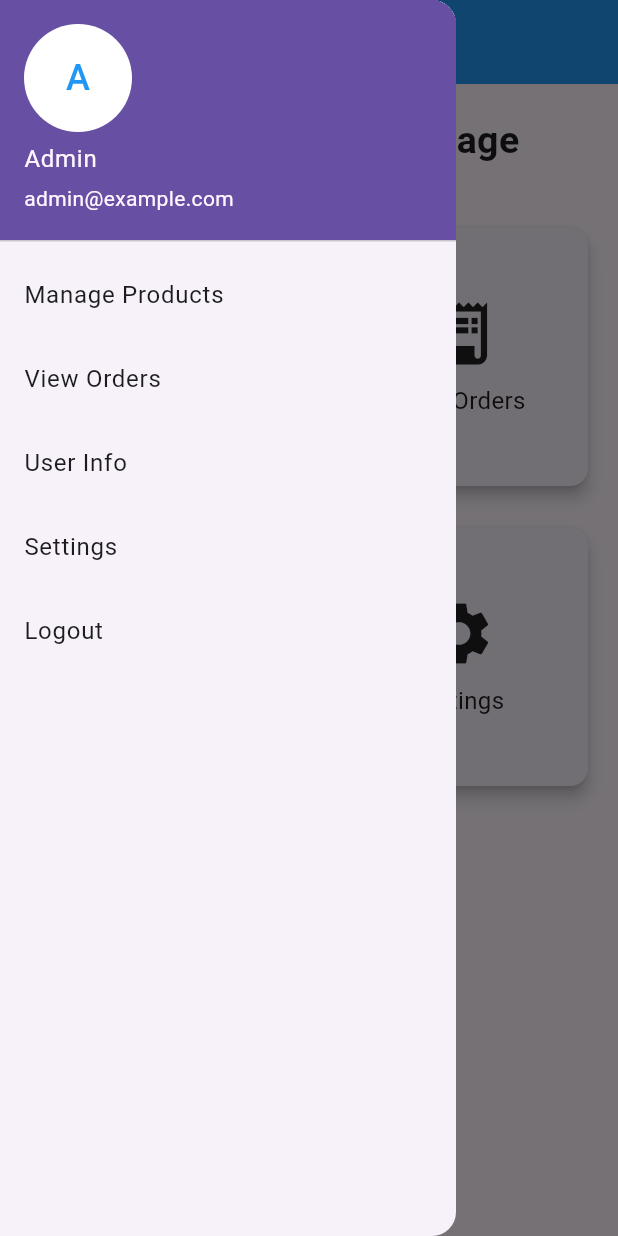
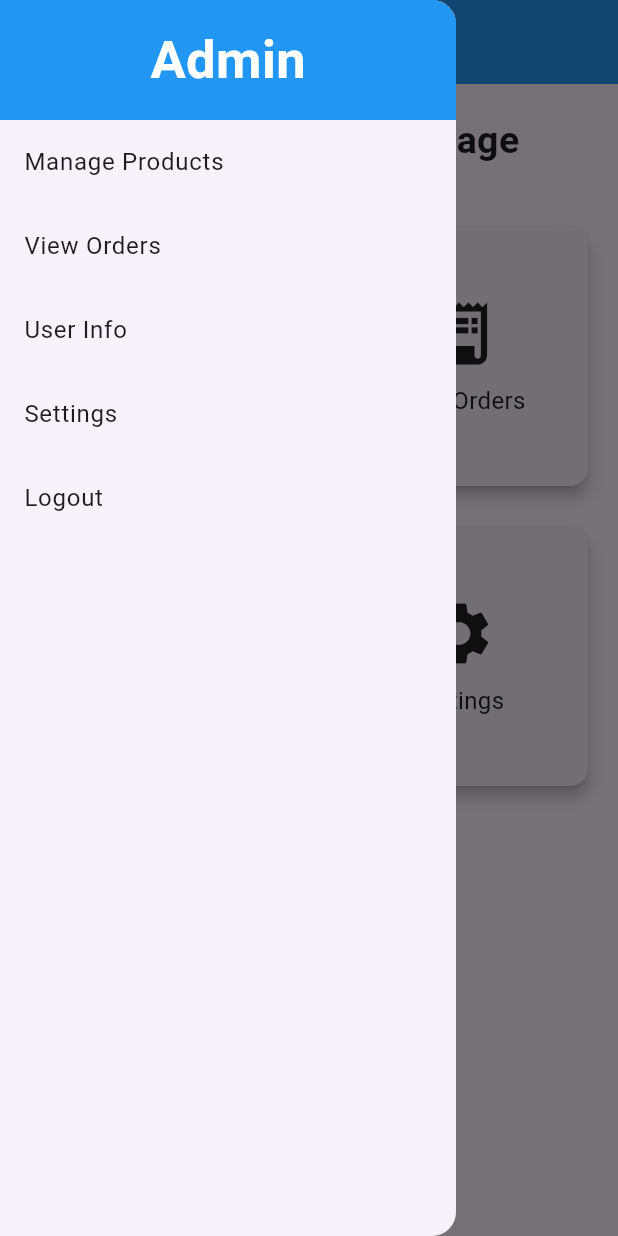
Before and after one commit to bipin24746/Mobile_Store, a Flutter app: the AdminHome screen opened directly, with the side drawer open, on a phone screen of 412 x 824 dp. Run offline on Flutter 3.47's test engine with Material 3 defaults, Android fonts, the phone set to English and light mode, and no system bars; our stand-ins replace cloud_firestore, firebase_auth, firebase_core, firebase_storage, image_picker; accounts and stored records are empty.

Commit message:
Update admin_home.dart

```diff
--- a/lib/panels/admin/screens/admin_home.dart
+++ b/lib/panels/admin/screens/admin_home.dart
@@ -1,10 +1,7 @@
-import 'package:cloud_firestore/cloud_firestore.dart';
 import 'package:firebase_auth/firebase_auth.dart';
 import 'package:flutter/material.dart';
 import 'package:mobile_vault/Login%20Details/loginpage.dart';
 import 'package:mobile_vault/panels/admin/screens/ManageProducts/manage_products.dart';
-import 'package:mobile_vault/panels/admin/screens/homepage_container/setting.dart';
-import 'package:mobile_vault/panels/admin/screens/homepage_container/viewOrder.dart';
 import 'package:mobile_vault/panels/admin/screens/settings.dart';
 import 'package:mobile_vault/panels/admin/screens/user_info.dart';
 import 'package:mobile_vault/panels/admin/screens/view_orders.dart';
@@ -34,15 +31,23 @@ class _AdminHomeState extends State<AdminHome> {
       drawer: Drawer(
         child: ListView(
           children: [
-            UserAccountsDrawerHeader(
-              accountName: const Text("Admin"),
-              accountEmail:
-                  const Text("admin@example.com"), // Replace with actual email
-              currentAccountPicture: CircleAvatar(
-                backgroundColor: Colors.white,
-                child: Text(
-                  "A",
-                  style: TextStyle(fontSize: 24.0, color: Colors.blue),
+            Container(
+              width: MediaQuery.of(context).size.width,
+              height: 80,
+              color: Colors.blue, // Color for the remaining background
+              child: const Center(
+                child: Column(
+                  mainAxisAlignment: MainAxisAlignment.center,
+                  children: [
+                    Text(
+                      "Admin",
+                      style: TextStyle(
+                        fontWeight: FontWeight.bold,
+                        fontSize: 35,
+                        color: Colors.white, // Text color for better visibility
+                      ),
+                    ),
+                  ],
                 ),
               ),
             ),
@@ -52,7 +57,7 @@ class _AdminHomeState extends State<AdminHome> {
                 Navigator.push(
                   context,
                   MaterialPageRoute(
-                      builder: (context) => AdminManageProducts()),
+                      builder: (context) => const AdminManageProducts()),
                 );
               },
             ),
@@ -80,7 +85,7 @@ class _AdminHomeState extends State<AdminHome> {
               onTap: () {
                 Navigator.push(
                   context,
-                  MaterialPageRoute(builder: (context) => Setting()),
+                  MaterialPageRoute(builder: (context) => const Setting()),
                 );
               },
             ),
@@ -95,10 +100,10 @@ class _AdminHomeState extends State<AdminHome> {
       ),
       body: Column(
         children: [
-          Center(
+          const Center(
             child: Padding(
-              padding: const EdgeInsets.only(top: 20),
-              child: const Text(
+              padding: EdgeInsets.only(top: 20),
+              child: Text(
                 "Welcome to Admin Page",
                 style: TextStyle(fontSize: 25, fontWeight: FontWeight.bold),
               ),
@@ -116,7 +121,7 @@ class _AdminHomeState extends State<AdminHome> {
                   Navigator.push(
                     context,
                     MaterialPageRoute(
-                        builder: (context) => AdminManageProducts()),
+                        builder: (context) => const AdminManageProducts()),
                   );
                 }),
                 _buildAdminButton(Icons.receipt_long, "View Orders", () {
@@ -135,7 +140,7 @@ class _AdminHomeState extends State<AdminHome> {
                 _buildAdminButton(Icons.settings, "Settings", () {
                   Navigator.push(
                     context,
-                    MaterialPageRoute(builder: (context) => Setting()),
+                    MaterialPageRoute(builder: (context) => const Setting()),
                   );
                 }),
               ],
```
